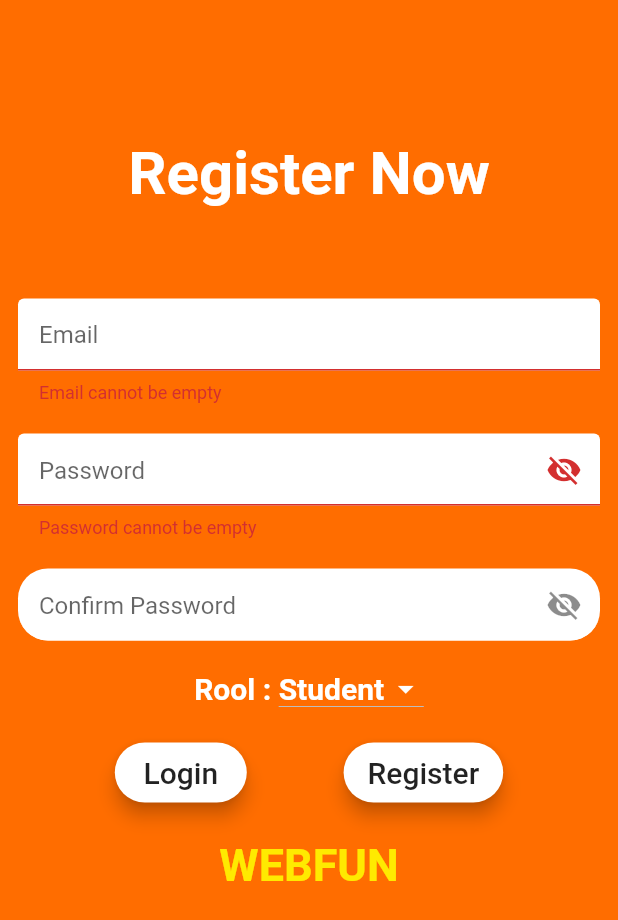
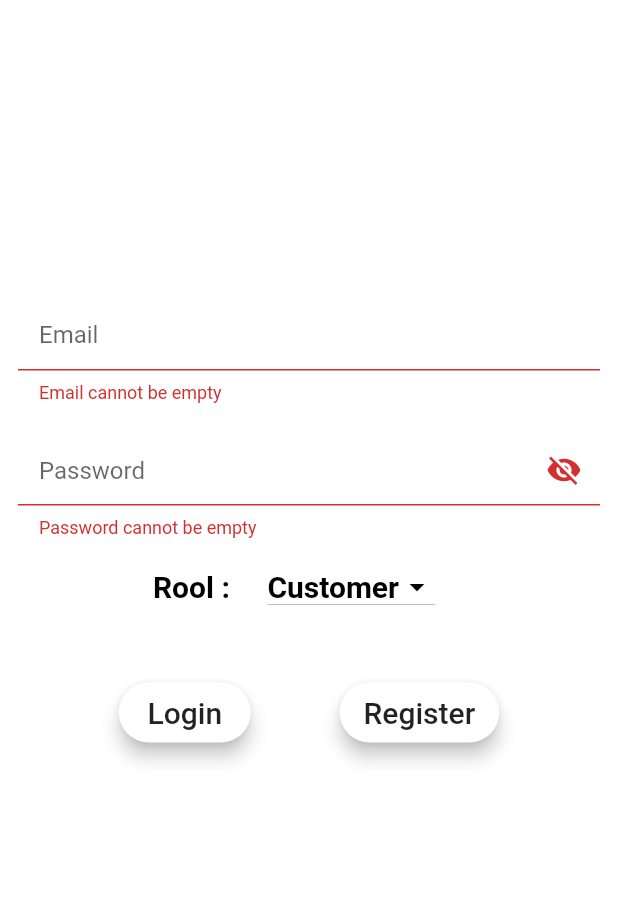
Before and after one commit to Rawan12222/firebase1, a Flutter app: the Register screen opened directly, after a tap on "Register", on a phone screen of 412 x 824 dp. Shown: the top 920 px of the screen. Run offline on Flutter 3.47's test engine with Material 2 defaults, Android fonts, the phone set to English and light mode, and no system bars; our stand-ins replace cloud_firestore, firebase_auth, firebase_core; accounts and stored records are empty.

Commit message:
my changes

```diff
--- a/lib/auth.dart
+++ b/lib/auth.dart
@@ -1,4 +1,4 @@
-import 'package:flutter/material.dart';
+/*import 'package:flutter/material.dart';
 import 'package:firebase_auth/firebase_auth.dart';
 
 class Auth{
@@ -34,4 +34,4 @@ class Auth{
   }
 
 
-}
+}*/
--- a/lib/home_page.dart
+++ b/lib/home_page.dart
@@ -1,4 +1,4 @@
-import 'package:flutter/material.dart';
+/*import 'package:flutter/material.dart';
 import 'package:firebase_auth/firebase_auth.dart';
 import 'auth.dart';
 
@@ -49,4 +49,4 @@ class HomePage extends StatelessWidget {
 
     );
   }
-}
+}*/
--- a/lib/login_register_page.dart
+++ b/lib/login_register_page.dart
@@ -1,4 +1,4 @@
-import 'package:flutter/material.dart';
+/*import 'package:flutter/material.dart';
 import 'package:firebase_auth/firebase_auth.dart';
 import 'auth.dart';
 
@@ -112,4 +112,4 @@ class _LoginPageState extends State<LoginPage> {
       )
     );
   }
-}
+}*/
--- a/lib/role/student.dart
+++ b/lib/role/Customer.dart
@@ -3,19 +3,20 @@ import 'package:flutter/material.dart';
 
 import 'login.dart';
 
-class Student extends StatefulWidget {
-  const Student({super.key});
+class Customer extends StatefulWidget {
+  const Customer({super.key});
 
   @override
-  State<Student> createState() => _StudentState();
+  State<Customer> createState() => _CustomerState();
 }
 
-class _StudentState extends State<Student> {
+class _CustomerState extends State<Customer> {
   @override
   Widget build(BuildContext context) {
     return Scaffold(
       appBar: AppBar(
-        title: Text("Student"),
+        backgroundColor: Colors.white,
+        title: Text("Customer",  style: TextStyle(color: Colors.black)),
         actions: [
           IconButton(
             onPressed: () {
@@ -23,13 +24,15 @@ class _StudentState extends State<Student> {
             },
             icon: Icon(
               Icons.logout,
+              color: Colors.black,
             ),
           )
         ],
       ),
-    );
+
+
+      );
   }
-
   Future<void> logout(BuildContext context) async {
     CircularProgressIndicator();
     await FirebaseAuth.instance.signOut();
--- a/lib/role/teacher.dart
+++ b/lib/role/Driver.dart
@@ -3,19 +3,20 @@ import 'package:flutter/material.dart';
 
 import 'login.dart';
 
-class Teacher extends StatefulWidget {
-  const Teacher({super.key});
+class Driver extends StatefulWidget {
+  const Driver({super.key});
 
   @override
-  State<Teacher> createState() => _TeacherState();
+  State<Driver> createState() => _DriverState();
 }
 
-class _TeacherState extends State<Teacher> {
+class _DriverState extends State<Driver> {
   @override
   Widget build(BuildContext context) {
     return Scaffold(
       appBar: AppBar(
-        title: Text("Teacher"),
+        backgroundColor: Colors.white,
+        title: Text("Driver", style: TextStyle(color: Colors.black),),
         actions: [
           IconButton(
             onPressed: () {
@@ -23,6 +24,7 @@ class _TeacherState extends State<Teacher> {
             },
             icon: Icon(
               Icons.logout,
+              color: Colors.black,
             ),
           )
         ],
--- a/lib/role/home.dart
+++ b/lib/role/home.dart
@@ -1,4 +1,4 @@
-import 'package:flutter/material.dart';
+/*import 'package:flutter/material.dart';
 
 class HomePage extends StatefulWidget {
   @override
@@ -19,4 +19,4 @@ class _HomePageState extends State<HomePage> {
       ),
     );
   }
-}
+}*/
--- a/lib/role/login.dart
+++ b/lib/role/login.dart
@@ -1,8 +1,8 @@
-import 'package:firebase1/role/teacher.dart';
-import 'package:firebase1/role/student.dart';
+import 'package:firebase1/role/Driver.dart';
 import 'package:firebase_auth/firebase_auth.dart';
 import 'package:flutter/material.dart';
 import 'package:cloud_firestore/cloud_firestore.dart';
+import 'Customer.dart';
 import 'register.dart';
 
 
@@ -27,7 +27,7 @@ class _LoginPageState extends State<LoginPage> {
         child: Column(
           children: <Widget>[
             Container(
-              color: Colors.orangeAccent[700],
+              color: Colors.white,
               width: MediaQuery.of(context).size.width,
               height: MediaQuery.of(context).size.height * 0.70,
               child: Center(
@@ -46,7 +46,7 @@ class _LoginPageState extends State<LoginPage> {
                           "Login",
                           style: TextStyle(
                             fontWeight: FontWeight.bold,
-                            color: Colors.white,
+                            color: Colors.black,
                             fontSize: 40,
                           ),
                         ),
@@ -188,9 +188,9 @@ class _LoginPageState extends State<LoginPage> {
                           ),
                         );
                       },
-                      color: Colors.blue[900],
+                      color: Colors.grey[700],
                       child: Text(
-                        "Register Now",
+                        "Register ",
                         style: TextStyle(
                           color: Colors.white,
                           fontSize: 20,
@@ -218,18 +218,18 @@ class _LoginPageState extends State<LoginPage> {
             .get()
             .then((DocumentSnapshot documentSnapshot) {
       if (documentSnapshot.exists) {
-        if (documentSnapshot.get('rool') == "Teacher") {
+        if (documentSnapshot.get('rool') == "Driver") {
            Navigator.pushReplacement(
           context,
           MaterialPageRoute(
-            builder: (context) =>  Teacher(),
+            builder: (context) =>  Driver(),
           ),
         );
         }else{
           Navigator.pushReplacement(
           context,
           MaterialPageRoute(
-            builder: (context) =>  Student(),
+            builder: (context) =>  Customer(),
           ),
         );
         }
--- a/lib/role/register.dart
+++ b/lib/role/register.dart
@@ -2,6 +2,7 @@ import 'dart:io';
 import 'package:cloud_firestore/cloud_firestore.dart';
 import 'package:firebase_auth/firebase_auth.dart';
 import 'package:flutter/material.dart';
+
 import 'login.dart';
 // import 'model.dart';
 
@@ -11,7 +12,7 @@ class Register extends StatefulWidget {
 }
 
 class _RegisterState extends State<Register> {
-  _RegisterState();
+  _RegisterState(); /////////////////////////////////////////////////////////// important
 
   bool showProgress = false;
   bool visible = false;
@@ -20,31 +21,31 @@ class _RegisterState extends State<Register> {
   final _auth = FirebaseAuth.instance;
 
   final TextEditingController passwordController = new TextEditingController();
-  final TextEditingController confirmpassController =
-      new TextEditingController();
+  //final TextEditingController confirmpassController =
+    //  new TextEditingController();
   final TextEditingController name = new TextEditingController();
   final TextEditingController emailController = new TextEditingController();
-  final TextEditingController mobile = new TextEditingController();
+  //final TextEditingController mobile = new TextEditingController();
   bool _isObscure = true;
-  bool _isObscure2 = true;
+  //bool _isObscure2 = true;
   //File? file;
 
   var options = [
-    'Student',
-    'Teacher',
+    'Customer',
+    'Driver',
   ];
-  var _currentItemSelected = "Student";
-  var rool = "Student";
+  var _currentItemSelected = "Customer";
+  var rool = "Customer";
 
   @override
   Widget build(BuildContext context) {
     return Scaffold(
-      backgroundColor: Colors.orange[900],
+      backgroundColor: Colors.white,
       body: SingleChildScrollView(
         child: Column(
           children: <Widget>[
             Container(
-              color: Colors.orangeAccent[700],
+              color: Colors.white,
               width: MediaQuery.of(context).size.width,
               height: MediaQuery.of(context).size.height,
               child: SingleChildScrollView(
@@ -113,6 +114,7 @@ class _RegisterState extends State<Register> {
                           obscureText: _isObscure,
                           controller: passwordController,
                           decoration: InputDecoration(
+
                             suffixIcon: IconButton(
                                 icon: Icon(_isObscure
                                     ? Icons.visibility_off
@@ -150,50 +152,7 @@ class _RegisterState extends State<Register> {
                           },
                           onChanged: (value) {},
                         ),
-                        SizedBox(
-                          height: 20,
-                        ),
-                        TextFormField(
-                          obscureText: _isObscure2,
-                          controller: confirmpassController,
-                          decoration: InputDecoration(
-                            suffixIcon: IconButton(
-                                icon: Icon(_isObscure2
-                                    ? Icons.visibility_off
-                                    : Icons.visibility),
-                                onPressed: () {
-                                  setState(() {
-                                    _isObscure2 = !_isObscure2;
-                                  });
-                                }),
-                            filled: true,
-                            fillColor: Colors.white,
-                            hintText: 'Confirm Password',
-                            enabled: true,
-                            contentPadding: const EdgeInsets.only(
-                                left: 14.0, bottom: 8.0, top: 15.0),
-                            focusedBorder: OutlineInputBorder(
-                              borderSide: new BorderSide(color: Colors.white),
-                              borderRadius: new BorderRadius.circular(20),
-                            ),
-                            enabledBorder: UnderlineInputBorder(
-                              borderSide: new BorderSide(color: Colors.white),
-                              borderRadius: new BorderRadius.circular(20),
-                            ),
-                          ),
-                          validator: (value) {
-                            if (confirmpassController.text !=
-                                passwordController.text) {
-                              return "Password did not match";
-                            } else {
-                              return null;
-                            }
-                          },
-                          onChanged: (value) {},
-                        ),
-                        SizedBox(
-                          height: 20,
-                        ),
+
                         Row(
                           mainAxisAlignment: MainAxisAlignment.center,
                           children: [
@@ -202,24 +161,26 @@ class _RegisterState extends State<Register> {
                               style: TextStyle(
                                 fontSize: 20,
                                 fontWeight: FontWeight.bold,
-                                color: Colors.white,
+                                color: Colors.black,
                               ),
                             ),
 
                     /////////////////////////////////////////        //////////////////////////////////////////////////////////////////////
-                            DropdownButton<String>(
-                              dropdownColor: Colors.blue[900],
+                            Padding(
+                              padding: const EdgeInsets.all(20.0),
+                              child: DropdownButton<String>(
+                                dropdownColor: Colors.grey,
                                 isDense: true,
                                 isExpanded: false,
-                              iconEnabledColor: Colors.white,
-                              focusColor: Colors.white,
+                                iconEnabledColor: Colors.black,
+                                focusColor: Colors.black,
                                 items: options.map((String dropDownStringItem) {
                                   return DropdownMenuItem<String>(
                                     value: dropDownStringItem,
                                     child: Text(
                                       dropDownStringItem,
                                       style: TextStyle(
-                                      color: Colors.white,
+                                        color: Colors.black,
                                         fontWeight: FontWeight.bold,
                                         fontSize: 20,
                                       ),
@@ -234,12 +195,15 @@ class _RegisterState extends State<Register> {
                                 },
                                 value: _currentItemSelected,
                               ),
+                            ),
                           ],
                         ),
                         SizedBox(
                           height: 20,
                         ),
-                        Row(
+                        Padding(
+                          padding: const EdgeInsets.all(8.0),
+                          child: Row(
                             mainAxisAlignment: MainAxisAlignment.spaceEvenly,
                             crossAxisAlignment: CrossAxisAlignment.end,
                             children: [
@@ -289,17 +253,9 @@ class _RegisterState extends State<Register> {
                               ),
                             ],
                           ),
-                        SizedBox(
-                          height: 20,
                         ),
-                        Text(
-                          "WEBFUN",
-                          style: TextStyle(
-                            fontWeight: FontWeight.bold,
-                            fontSize: 30,
-                            color: Colors.yellowAccent[400],
-                          ),
-                        ),
+
+
                       ],
                     ),
                   ),
--- a/lib/widget_tree.dart
+++ b/lib/widget_tree.dart
@@ -1,4 +1,4 @@
-import 'package:firebase1/auth.dart';
+/*import 'package:firebase1/auth.dart';
 import 'package:flutter/material.dart';
 import 'package:firebase1/home_page.dart';
 import 'login_register_page.dart';
@@ -27,3 +27,4 @@ class _WidgetTreeState extends State<WidgetTree> {
     );
   }
 }
+*/
```
Also changed, not shown: lib/main.dart (+4 -4 lines). Lines whose indentation alone changed are shown as unchanged.
